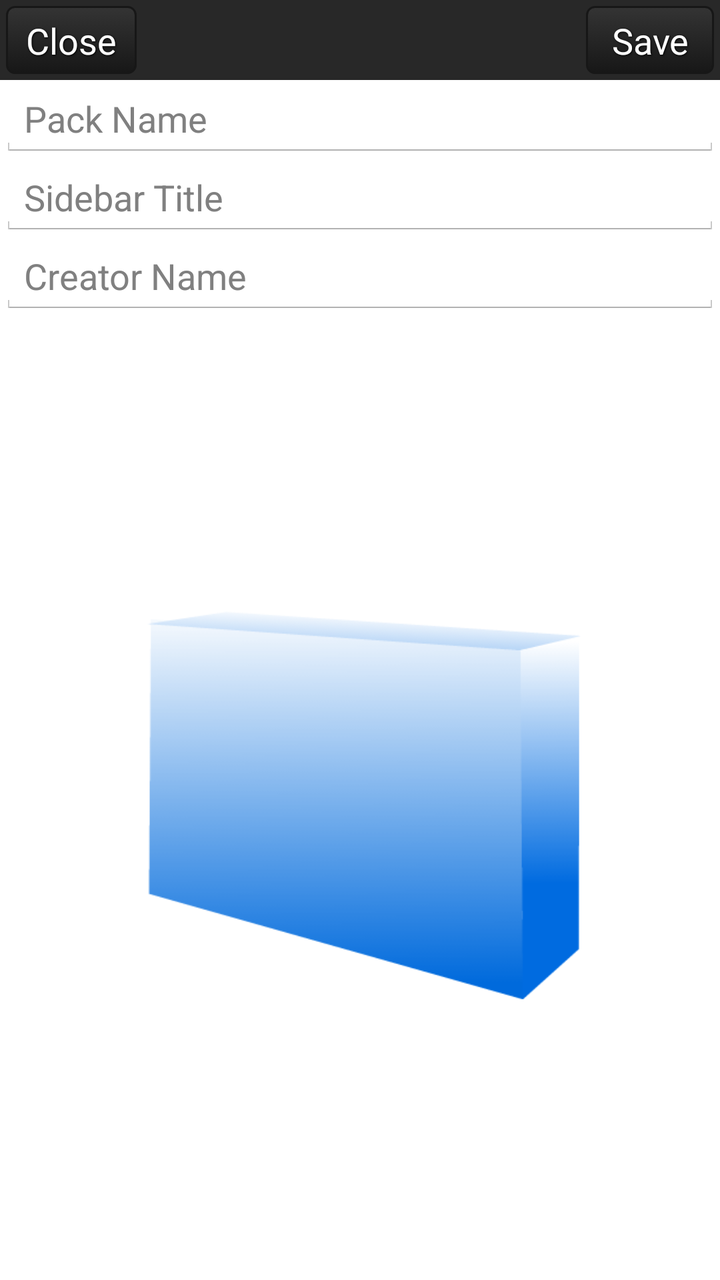
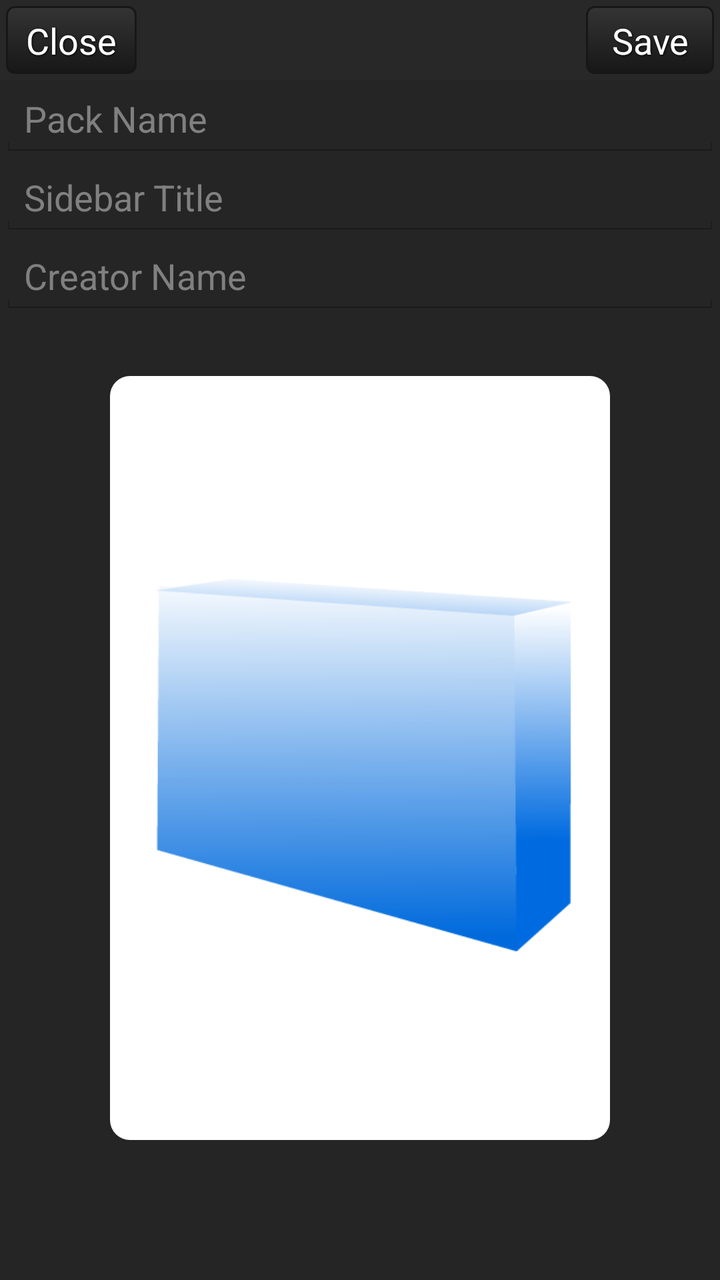

Screens rendered from an Android XML layout before and after an edit, with the pre-edit source and the edit as a unified diff.
<!-- AndroidManifest.xml: application theme AppTheme -->
<!-- res/layout/fragment_add_pack.xml -->
<?xml version="1.0" encoding="utf-8"?>
<LinearLayout xmlns:android="http://schemas.android.com/apk/res/android"
    android:layout_height="fill_parent"
    android:layout_width="fill_parent"
    android:orientation="vertical" >
    
    <include layout="@layout/dialog_header" />

    <LinearLayout
        android:layout_width="match_parent"
        android:layout_height="match_parent"
        android:orientation="vertical" >

        <EditText
            android:id="@+id/fragment_add_pack_pack_name"
            android:layout_width="match_parent"
            android:layout_height="wrap_content"
            android:hint="Pack Name"
            android:ems="10" >
        </EditText>

        <EditText
            android:id="@+id/fragment_add_pack_sidebar_title"
            android:layout_width="match_parent"
            android:layout_height="wrap_content"
            android:hint="Sidebar Title"
            android:ems="10" />

        <EditText
            android:id="@+id/fragment_add_pack_creator"
            android:layout_width="match_parent"
            android:layout_height="wrap_content"
            android:hint="Creator Name"
            android:ems="10" />

        <ImageView
            android:id="@+id/fragment_add_pack_coverImage"
            android:layout_width="fill_parent"
            android:layout_height="fill_parent"
            android:layout_gravity="center"
            android:layout_marginLeft="50dp"
            android:layout_marginRight="50dp"
            android:layout_marginTop="30dp"
            android:layout_marginBottom="30dp"
            android:scaleType="centerInside"
            android:src="@drawable/pack_cover_default_image" />
    </LinearLayout>

</LinearLayout>
<!-- res/layout/dialog_header.xml (included above) -->
<?xml version="1.0" encoding="utf-8"?>
<FrameLayout xmlns:android="http://schemas.android.com/apk/res/android"
	android:id="@+id/main_relativelayout_header" 
  	android:layout_width="fill_parent"
  	android:layout_height="40dip"
  	android:background="@drawable/dialog_head_bg">
  	
    <Button
    	android:id="@+id/dialog_head_close_btn"
  		android:layout_width="wrap_content"
		android:layout_height="wrap_content"
        android:layout_gravity="left"
		android:layout_marginLeft="5.0dip"
        android:background="@drawable/blackbutton"
        style="@style/BlackButtonText"
        android:text="Close"/>
    
    <TextView
        android:id="@+id/dialog_title"
        style="@style/dialog_head_title"
		android:layout_gravity="center"
		android:text=""/>

    
    <Button
    	android:id="@+id/dialog_head_save_btn"
  		android:layout_width="wrap_content"
		android:layout_height="wrap_content"
        android:layout_gravity="right"
		android:layout_marginRight="5.0dip"
        android:background="@drawable/blackbutton"
        style="@style/BlackButtonText"
		android:text="Save"/>
</FrameLayout>
<!-- resources referenced by this layout -->
<resources>
  <!-- drawable blackbutton (drawable) -->
  <?xml version="1.0" encoding="utf-8"?>
  <selector xmlns:android="http://schemas.android.com/apk/res/android">
      <item android:state_pressed="true" >
          <shape>
              <solid
                      android:color="#343434" />
              <stroke
                      android:width="1dp"
                      android:color="#171717" />
              <corners
                      android:radius="3dp" />
              <padding
                      android:left="10dp"
                      android:top="5dp"
                      android:right="10dp"
                      android:bottom="5dp" />
          </shape>
      </item>
      <item>
          <shape>
              <gradient
                      android:startColor="#343434"
                      android:endColor="#171717"
                      android:angle="270" />
              <stroke
                      android:width="1dp"
                      android:color="#171717" />
              <corners
                      android:radius="4dp" />
              <padding
                      android:left="10dp"
                      android:top="5dp"
                      android:right="10dp"
                      android:bottom="5dp" />
          </shape>
      </item>
  </selector>
  <!-- drawable dialog_head_bg: png bitmap (drawable, 1343 bytes) -->
  <!-- drawable pack_cover_default_image: png bitmap (drawable, 14475 bytes) -->
  <style name="BlackButtonText">
          <item name="android:layout_width">fill_parent</item>
          <item name="android:layout_height">wrap_content</item>
          <item name="android:textColor">#ffffff</item>
          <item name="android:gravity">center</item>
          <item name="android:layout_margin">3dp</item>
          <item name="android:textSize">18dp</item>
          <item name="android:textStyle">normal</item>
          <item name="android:shadowColor">#000000</item>
          <item name="android:shadowDx">1</item>
          <item name="android:shadowDy">1</item>
          <item name="android:shadowRadius">2</item>
      </style>
  <style name="dialog_head_title">
          <item name="android:layout_width">wrap_content</item>
  		<item name="android:layout_height">wrap_content</item>
  		<item name="android:textSize">@dimen/text_size_19</item>
  		<item name="android:textColor">@color/dialog_head_text</item>
  		<item name="android:textStyle">normal</item>
  		<item name="android:shadowColor">#ffffffff</item>
  		<item name="android:shadowDx">1</item>
  		<item name="android:shadowDy">1</item>
  		<item name="android:shadowRadius">1</item>
      </style>
  <style name="AppTheme" parent="AppBaseTheme">
          
      </style>
  <dimen name="text_size_19">19.0dip</dimen>
  <color name="dialog_head_text">#FFFFFF</color>
  <style name="AppBaseTheme" parent="android:Theme.Light">
          
      </style>
</resources>

<!-- the commit's change to res/layout/fragment_add_pack.xml (unified diff, before → after) -->
@@ -2,6 +2,7 @@
 <LinearLayout xmlns:android="http://schemas.android.com/apk/res/android"
     android:layout_height="fill_parent"
     android:layout_width="fill_parent"
+    android:background="#252525"
     android:orientation="vertical" >
     
     <include layout="@layout/dialog_header" />
@@ -35,14 +36,15 @@
 
         <ImageView
             android:id="@+id/fragment_add_pack_coverImage"
-            android:layout_width="fill_parent"
-            android:layout_height="fill_parent"
+            android:layout_height="wrap_content"
             android:layout_gravity="center"
-            android:layout_marginLeft="50dp"
-            android:layout_marginRight="50dp"
+            android:layout_width="250dp"
+            android:layout_marginLeft="100dp"
+            android:layout_marginRight="100dp"
             android:layout_marginTop="30dp"
             android:layout_marginBottom="30dp"
-            android:scaleType="centerInside"
+            android:scaleType="fitCenter"
+            android:background="@drawable/shape_round_corner"
             android:src="@drawable/pack_cover_default_image" />
     </LinearLayout>
 
<!-- resource entries referenced after the edit -->
@@ -39,7 +39,21 @@
       </item>
   </selector>
   <!-- drawable dialog_head_bg: png bitmap (drawable, 1343 bytes) -->
-  <!-- drawable pack_cover_default_image: png bitmap (drawable, 14475 bytes) -->
+  <!-- drawable pack_cover_default_image: png bitmap (drawable, 19360 bytes) -->
+  <!-- drawable shape_round_corner (drawable) -->
+  <?xml version="1.0" encoding="utf-8"?>
+  <shape xmlns:android="http://schemas.android.com/apk/res/android"
+      android:shape="rectangle" >
+  
+      <solid android:color="#FFFFFF" >
+      </solid>
+    
+  
+      <corners
+          android:radius="10dp">
+      </corners>
+  
+  </shape>
   <style name="BlackButtonText">
           <item name="android:layout_width">fill_parent</item>
           <item name="android:layout_height">wrap_content</item>
